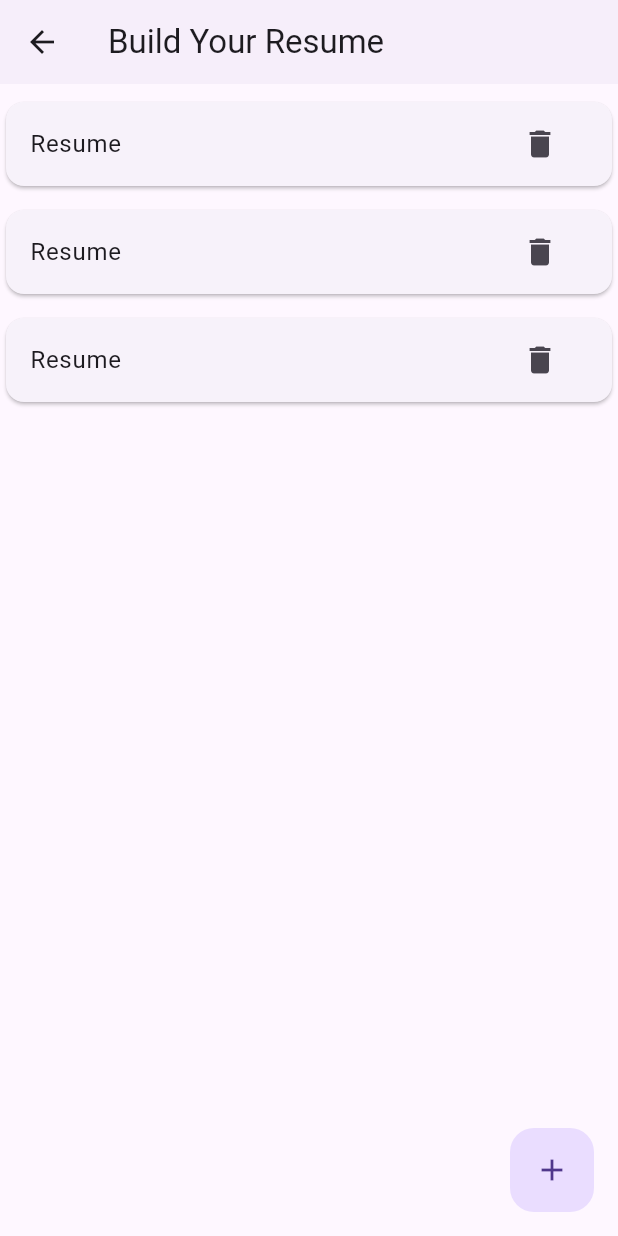
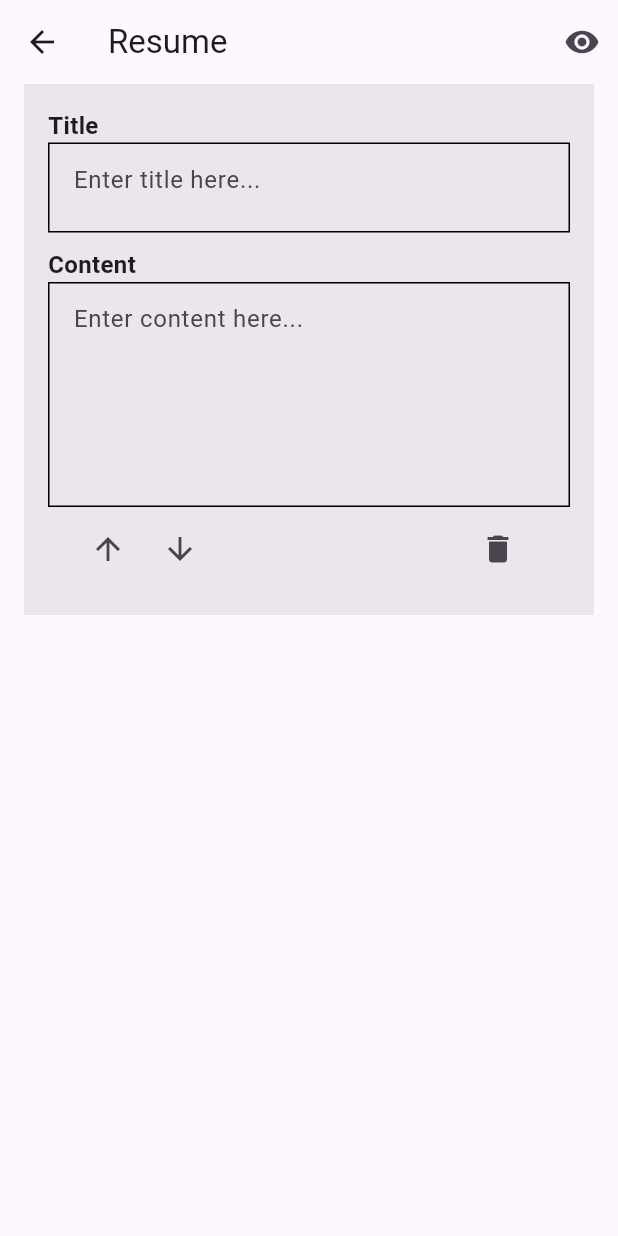
Before and after one commit to MuhammedFaasil/resume_app, a Flutter app: the ResumeHomePage screen opened directly, after a tap on the "add" icon, on a phone screen of 412 x 824 dp. Run offline on Flutter 3.47's test engine with Material 3 defaults, Android fonts, the phone set to English and light mode, and no system bars; our stand-ins replace flutter_riverpod, freezed_annotation.

Commit message:
model class added

```diff
--- a/lib/main.dart
+++ b/lib/main.dart
@@ -1,4 +1,5 @@
 import 'package:flutter/material.dart';
+import 'package:resume_builder/view/home_page.dart';
 import 'package:resume_builder/view/resume_view_page.dart';
 
 void main() {
@@ -13,7 +14,7 @@ class MyApp extends StatelessWidget {
     return const MaterialApp(
       title: 'Flutter Demo',
       debugShowCheckedModeBanner: false,
-      home: ViewPage(),
+      home: ResumeHomePage(),
     );
   }
 }
--- /dev/null
+++ b/lib/model/resume_model.dart
@@ -0,0 +1,19 @@
+import 'package:freezed_annotation/freezed_annotation.dart';
+
+part 'resume_model.freezed.dart';
+
+@freezed
+class ResumeSection with _$ResumeSection {
+  factory ResumeSection({
+    required String title,
+    required String content,
+  }) = _ResumeSection;
+}
+
+@freezed
+class Resume with _$Resume {
+  factory Resume({
+    required String name,
+    required List<ResumeSection> resumeModel,
+  }) = _Resume;
+}
--- /dev/null
+++ b/lib/router/router.dart
@@ -0,0 +1,3 @@
+// import 'package:go_router/go_router.dart';
+
+// final router = GoRoute(path: )
--- /dev/null
+++ b/lib/view/add_resume_page.dart
@@ -0,0 +1,36 @@
+import 'package:flutter/material.dart';
+import 'package:resume_builder/view/add_resume_widget.dart';
+import 'package:resume_builder/view/resume_view_page.dart';
+
+class AddResumePage extends StatelessWidget {
+  const AddResumePage({super.key});
+  @override
+  Widget build(BuildContext context) {
+    return Scaffold(
+      appBar: AppBar(
+        title: const Text('Resume'),
+        actions: [
+          IconButton(
+              onPressed: () {
+                Navigator.push(
+                    context,
+                    MaterialPageRoute(
+                      builder: (context) => ViewPage(),
+                    ));
+              },
+              icon: const Icon(Icons.remove_red_eye))
+        ],
+      ),
+      body: const SingleChildScrollView(
+        child: Column(
+          children: [
+            Padding(
+              padding: EdgeInsets.symmetric(horizontal: 16),
+              child: AddResumeWidget(height: 60),
+            )
+          ],
+        ),
+      ),
+    );
+  }
+}
--- /dev/null
+++ b/lib/view/add_resume_widget.dart
@@ -0,0 +1,68 @@
+import 'package:flutter/material.dart';
+class AddResumeWidget extends StatelessWidget {
+  final double height;
+  const AddResumeWidget({super.key, required this.height});
+  @override
+  Widget build(BuildContext context) {
+    return Container(
+      color: Colors.grey.withOpacity(.20),
+      child: Padding(
+        padding: const EdgeInsets.symmetric(horizontal: 16, vertical: 16),
+        child: Column(
+          crossAxisAlignment: CrossAxisAlignment.start,
+          children: [
+            const Text(
+              'Title',
+              style: TextStyle(fontWeight: FontWeight.bold, fontSize: 16),
+            ),
+            Container(
+              height: height,
+              width: MediaQuery.sizeOf(context).width,
+              decoration: BoxDecoration(
+                  border: Border.all(width: 1, color: Colors.black)),
+              child: const TextField(
+                decoration: InputDecoration(
+                    contentPadding: EdgeInsets.symmetric(horizontal: 16),
+                    border: InputBorder.none,
+                    hintText: 'Enter title here...'),
+              ),
+            ),
+            const SizedBox(
+              height: 10,
+            ),
+            const Text(
+              'Content',
+              style: TextStyle(fontWeight: FontWeight.bold, fontSize: 16),
+            ),
+            Container(
+              height: 150,
+              width: MediaQuery.sizeOf(context).width,
+              decoration: BoxDecoration(
+                  border: Border.all(width: 1, color: Colors.black)),
+              child: const TextField(
+                decoration: InputDecoration(
+                    contentPadding: EdgeInsets.symmetric(horizontal: 16),
+                    border: InputBorder.none,
+                    hintText: 'Enter content here...'),
+              ),
+            ),
+            ListTile(
+              leading: Row(
+                mainAxisSize: MainAxisSize.min,
+                children: [
+                  IconButton(
+                      onPressed: () {}, icon: const Icon(Icons.arrow_upward)),
+                  IconButton(
+                      onPressed: () {},
+                      icon: const Icon(Icons.arrow_downward_outlined)),
+                ],
+              ),
+              trailing:
+                  IconButton(onPressed: () {}, icon: const Icon(Icons.delete)),
+            )
+          ],
+        ),
+      ),
+    );
+  }
+}
--- a/lib/view/home_page.dart
+++ b/lib/view/home_page.dart
@@ -1,4 +1,5 @@
 import 'package:flutter/material.dart';
+import 'package:resume_builder/view/add_resume_page.dart';
 
 class ResumeHomePage extends StatelessWidget {
   const ResumeHomePage({super.key});
@@ -34,7 +35,13 @@ class ResumeHomePage extends StatelessWidget {
       ),
       floatingActionButton: FloatingActionButton(
         elevation: 0,
-        onPressed: () {},
+        onPressed: () {
+          Navigator.push(context, MaterialPageRoute(
+            builder: (context) {
+              return const AddResumePage();
+            },
+          ));
+        },
         child: const Icon(Icons.add),
       ),
     );
```
Also changed, not shown: lib/view/resume_view_page.dart (+45 -3 lines), pubspec.yaml (+8 -0 lines), lib/controler/resume_provider.dart (added), lib/model/resume_model.freezed.dart (added), pubspec.lock.
